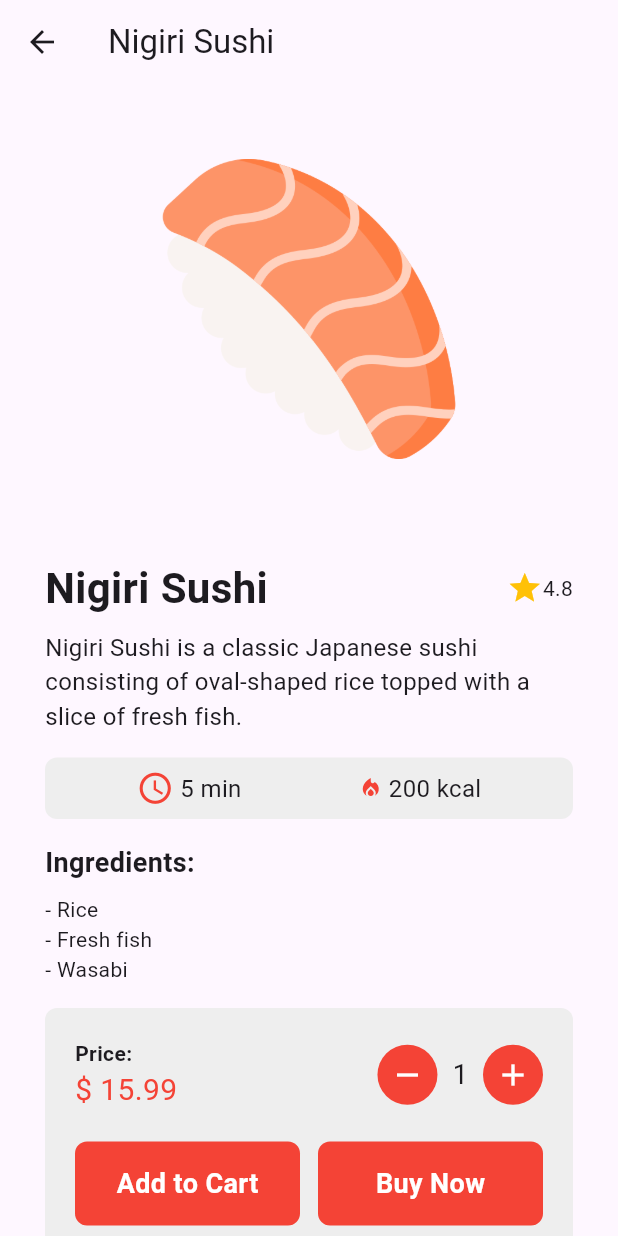
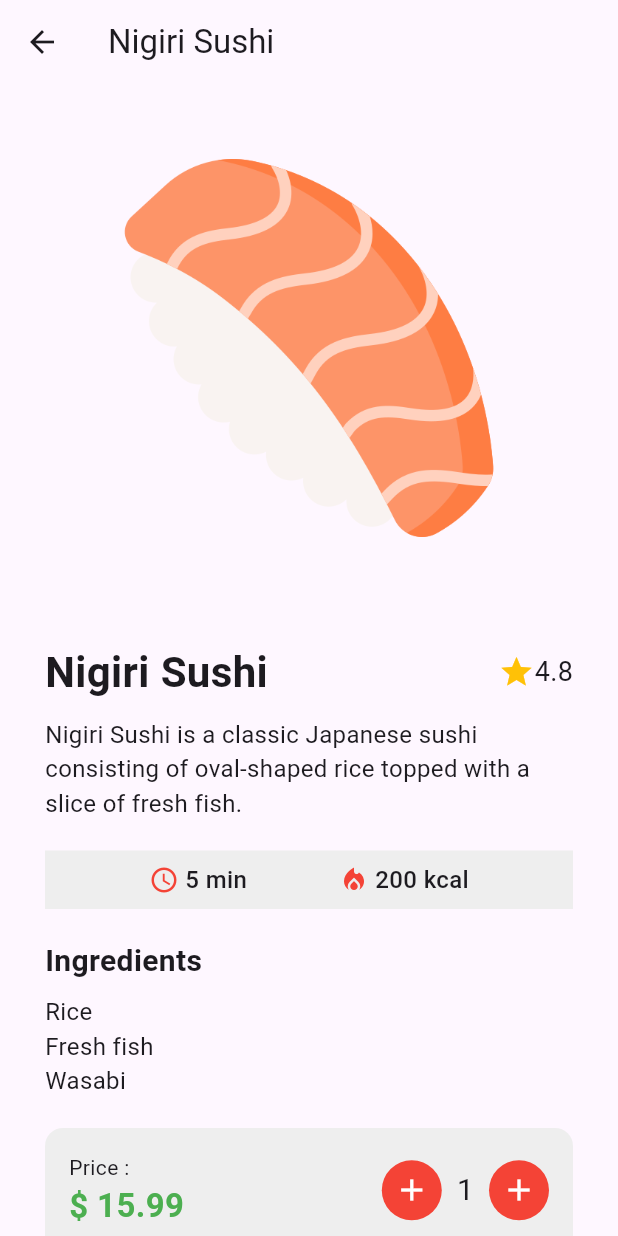
Before and after one commit to abimanyupewe/sushi_app, a Flutter app: the screen it shows after launch, after a tap on "Nigiri Sushi", on a phone screen of 412 x 824 dp. Run offline on Flutter 3.47's test engine with Material 3 defaults, Android fonts, the phone set to English and light mode, and no system bars; our stand-ins replace get, google_fonts, iconsax, introduction_screen.

Commit message:
update detail page dan search

```diff
--- a/lib/components/card_populer.dart
+++ b/lib/components/card_populer.dart
@@ -9,7 +9,9 @@ class CardPopuler extends StatelessWidget {
   void toDetailPage(BuildContext context, String id) {
     Navigator.push(
       context,
-      MaterialPageRoute(builder: (context) => DetailPage(id: id)),
+      MaterialPageRoute(
+        builder: (context) => DetailPage(id: id),
+      ),
     );
   }
 
--- a/lib/components/card_recom.dart
+++ b/lib/components/card_recom.dart
@@ -1,13 +1,23 @@
 import 'package:flutter/material.dart';
 import 'package:google_fonts/google_fonts.dart';
+import 'package:sushi_app/pages/detailPage.dart';
 
 class CardRecom extends StatelessWidget {
   final Map<String, dynamic> sushi;
   const CardRecom({Key? key, required this.sushi}) : super(key: key);
 
+  void toDetailPage(BuildContext context, String id) {
+    Navigator.push(
+      context,
+      MaterialPageRoute(builder: (context) => DetailPage(id: id)),
+    );
+  }
+
   @override
   Widget build(BuildContext context) {
-    return Container(
+    return GestureDetector(
+      onTap: () => toDetailPage(context, sushi['id']),
+      child: Container(
         height: 130,
         decoration: BoxDecoration(
           color: Colors.grey.shade200,
@@ -49,6 +59,7 @@ class CardRecom extends StatelessWidget {
             Icon(Icons.favorite_border_outlined, size: 30, color: Colors.grey),
           ],
         ),
+      ),
     );
   }
 }
--- a/lib/pages/detailPage.dart
+++ b/lib/pages/detailPage.dart
@@ -14,24 +14,26 @@ class DetailPage extends StatelessWidget {
 
     if (sushi == null) {
       return Scaffold(
-        appBar: AppBar(title: Text('Detail Sushi')),
-        body: Center(child: Text('Data sushi tidak ditemukan')),
+        appBar: AppBar(title: Text('Detail')),
+        body: Center(child: Text('Sushi not found')),
       );
     }
 
     return Scaffold(
-      appBar: AppBar(title: Text(sushi['name'])),
+      appBar: AppBar(title: Text(sushi != null ? sushi['name'] : 'Detail')),
       body: Padding(
-        padding: const EdgeInsets.only(right: 30, left: 30),
+        padding: const EdgeInsets.only(left: 30, right: 30),
         child: SingleChildScrollView(
           child: Column(
             crossAxisAlignment: CrossAxisAlignment.start,
             children: [
-              Center(child: Padding(
-                padding: const EdgeInsets.all(50),
-                child: Image.asset(sushi['image'], width: 200),
-              )),
-              SizedBox(height: 16),
+              Center(
+                child: Padding(
+                  padding: const EdgeInsets.all(50),
+                  child: Image.asset(sushi['image'], width: 300),
+                ),
+              ),
+              SizedBox(height: 20),
               Row(
                 mainAxisAlignment: MainAxisAlignment.spaceBetween,
                 children: [
@@ -41,83 +43,84 @@ class DetailPage extends StatelessWidget {
                   ),
                   Row(
                     children: [
-                      Icon(Icons.star, color: Colors.amber),
-                      Text(sushi['rating'].toString()),
+                      Icon(Icons.star, color: Colors.amber, size: 24),
+                      Text(
+                        sushi['rating'].toString(),
+                        style: TextStyle(fontSize: 18),
+                      ),
                     ],
                   ),
                 ],
               ),
-              SizedBox(height: 8),
+              SizedBox(height: 10),
               if (sushi['description'] != null)
                 Text(sushi['description'], style: TextStyle(fontSize: 16)),
-              SizedBox(height: 16),
+              SizedBox(height: 20),
               Container(
                 padding: EdgeInsets.all(8),
-                decoration: BoxDecoration(
-                  color: Colors.grey.shade200,
-                  borderRadius: BorderRadius.circular(8),
-                ),
+                color: Colors.grey.shade200,
                 child: Row(
                   mainAxisAlignment: MainAxisAlignment.spaceEvenly,
                   children: [
-                    if (sushi['servingTime'] != null) ...[
+                    if (sushi['servingTime'] != null)
                       Row(
                         children: [
-                          Icon(Icons.access_time, size: 25, color: Colors.red),
+                          Icon(Icons.access_time, size: 20, color: Colors.red),
                           SizedBox(width: 4),
                           Text(
-                            sushi['servingTime'],
-                            style: TextStyle(fontSize: 16),
+                            '${sushi['servingTime']}',
+                            style: TextStyle(
+                              fontSize: 16,
+                              fontWeight: FontWeight.w500,
+                            ),
                           ),
                         ],
                       ),
-                    ],
-                    if (sushi['calories'] != null) ...[
+                    if (sushi['calories'] != null)
                       Row(
                         children: [
-                          SizedBox(width: 25),
                           Icon(
                             Icons.local_fire_department,
-                            size: 16,
+                            size: 20,
                             color: Colors.red,
                           ),
                           SizedBox(width: 4),
                           Text(
                             '${sushi['calories']} kcal',
-                            style: TextStyle(fontSize: 16),
+                            style: TextStyle(
+                              fontSize: 16,
+                              fontWeight: FontWeight.w500,
+                            ),
                           ),
                         ],
                       ),
-                    ],
                   ],
                 ),
               ),
-              SizedBox(height: 16),
-              if (sushi['ingredients'] != null)
+              SizedBox(height: 20),
+              if (sushi['ingredients'] != null && sushi['ingredients'] is List)
                 Column(
                   crossAxisAlignment: CrossAxisAlignment.start,
                   children: [
                     Text(
-                      'Ingredients:',
+                      'Ingredients',
                       style: TextStyle(
+                        fontSize: 20,
                         fontWeight: FontWeight.bold,
-                        fontSize: 18,
                       ),
                     ),
                     SizedBox(height: 8),
-                    ...List<Widget>.from(
-                      (sushi['ingredients'] as List).map(
-                        (ingredient) => Text('- $ingredient'),
-                      ),
-                    ),
+                    ...sushi['ingredients'].map<Widget>((ingredient) {
+                      return Text(ingredient, style: TextStyle(fontSize: 16));
+                    }).toList(),
                   ],
                 ),
-              SizedBox(height: 16),
+              SizedBox(height: 20),
               Container(
-                padding: EdgeInsets.all(20),
+                padding: EdgeInsets.all(16),
                 decoration: BoxDecoration(
                   color: Colors.grey.shade200,
-                  borderRadius: BorderRadius.circular(8),
+                  borderRadius: BorderRadius.circular(12),
                 ),
                 child: Column(
                   children: [
@@ -127,13 +130,14 @@ class DetailPage extends StatelessWidget {
                         Column(
                           crossAxisAlignment: CrossAxisAlignment.start,
                           children: [
-                            Text(
-                              'Price:',
-                              style: TextStyle(fontWeight: FontWeight.bold),
-                            ),
+                            Text('Price :'),
                             Text(
                               '\$ ${(sushi['price'] ?? 0).toStringAsFixed(2)}',
-                              style: TextStyle(fontSize: 20, color: Colors.red),
+                              style: TextStyle(
+                                fontSize: 22,
+                                color: Colors.green,
+                                fontWeight: FontWeight.bold,
+                              ),
                             ),
                           ],
                         ),
@@ -141,10 +145,10 @@ class DetailPage extends StatelessWidget {
                           children: [
                             CircleAvatar(
                               backgroundColor: Colors.red,
-                              child: Icon(Icons.remove, color: Colors.white),
+                              child: Icon(Icons.add, color: Colors.white),
                             ),
                             SizedBox(width: 10),
-                            Text('1', style: TextStyle(fontSize: 18)),
+                            Text("1", style: TextStyle(fontSize: 20)),
                             SizedBox(width: 10),
                             CircleAvatar(
                               backgroundColor: Colors.red,
@@ -154,24 +158,24 @@ class DetailPage extends StatelessWidget {
                         ),
                       ],
                     ),
+                    SizedBox(height: 14),
                     Row(
                       mainAxisAlignment: MainAxisAlignment.spaceBetween,
                       children: [
                         GestureDetector(
                           onTap: () {
-                            // Handle add to cart action
+                            // Handle order action
                           },
                           child: Container(
                             width: 150,
-                            padding: EdgeInsets.symmetric(vertical: 15),
-                            margin: EdgeInsets.only(top: 20),
+                            padding: EdgeInsets.all(12),
                             decoration: BoxDecoration(
                               color: Colors.red,
                               borderRadius: BorderRadius.circular(8),
                             ),
                             child: Center(
                               child: Text(
-                                'Add to Cart',
+                                'Add Cart',
                                 style: TextStyle(
                                   color: Colors.white,
                                   fontSize: 18,
@@ -183,12 +187,11 @@ class DetailPage extends StatelessWidget {
                         ),
                         GestureDetector(
                           onTap: () {
-                            // Handle add to cart action
+                            // Handle order action
                           },
                           child: Container(
-                            width: 150,
-                            padding: EdgeInsets.symmetric(vertical: 15),
-                            margin: EdgeInsets.only(top: 20),
+                            width: 155,
+                            padding: EdgeInsets.all(12),
                             decoration: BoxDecoration(
                               color: Colors.red,
                               borderRadius: BorderRadius.circular(8),
--- a/lib/pages/home/home.dart
+++ b/lib/pages/home/home.dart
@@ -5,12 +5,33 @@ import 'package:sushi_app/data/sushi_data.dart';
 import 'package:sushi_app/utils/constant/colors.dart';
 import 'package:sushi_app/utils/constant/image_string.dart';
 import 'package:google_fonts/google_fonts.dart';
+import 'package:sushi_app/pages/detailPage.dart';
 
-class HomePage extends StatelessWidget {
+class HomePage extends StatefulWidget {
+  @override
+  State<HomePage> createState() => _HomePageState();
+}
+
+class _HomePageState extends State<HomePage> {
   final DataSushi dataSushi = DataSushi();
+  String searchText = '';
 
   @override
   Widget build(BuildContext context) {
+    final filteredPopuler = dataSushi.sushiPopuler
+        .where(
+          (sushi) => sushi['name'].toString().toLowerCase().contains(
+            searchText.toLowerCase(),
+          ),
+        )
+        .toList();
+    final filteredRekomendasi = dataSushi.sushiRekomendasi
+        .where(
+          (sushi) => sushi['name'].toString().toLowerCase().contains(
+            searchText.toLowerCase(),
+          ),
+        )
+        .toList();
     return Scaffold(
       appBar: AppBar(
         actions: [
@@ -58,6 +79,15 @@ class HomePage extends StatelessWidget {
                         ),
                         SizedBox(height: 20),
                         GestureDetector(
+                          onTap: () {
+                            Navigator.push(
+                              context,
+                              MaterialPageRoute(
+                                builder: (context) =>
+                                    DetailPage(id: '64f8a1c1e1a1a1a1a1a1b1a7'),
+                              ),
+                            );
+                          },
                           child: Container(
                             width: 150,
                             height: 50,
@@ -120,6 +150,11 @@ class HomePage extends StatelessWidget {
                     ),
                     hintText: 'Search a sushi',
                   ),
+                  onChanged: (value) {
+                    setState(() {
+                      searchText = value;
+                    });
+                  },
                 ),
               ),
             ),
@@ -148,11 +183,9 @@ class HomePage extends StatelessWidget {
                     height: 260,
                     child: ListView.builder(
                       scrollDirection: Axis.horizontal,
-                      itemCount: dataSushi.sushiPopuler.length,
+                      itemCount: filteredPopuler.length,
                       itemBuilder: (context, index) {
-                        return CardPopuler(
-                          sushi: dataSushi.sushiPopuler[index],
-                        );
+                        return CardPopuler(sushi: filteredPopuler[index]);
                       },
                     ),
                   ),
@@ -178,9 +211,9 @@ class HomePage extends StatelessWidget {
             delegate: SliverChildBuilderDelegate((context, index) {
               return Container(
                 margin: EdgeInsets.symmetric(horizontal: 25, vertical: 10),
-                child: CardRecom(sushi: dataSushi.sushiRekomendasi[index]),
+                child: CardRecom(sushi: filteredRekomendasi[index]),
               );
-            }, childCount: dataSushi.sushiRekomendasi.length),
+            }, childCount: filteredRekomendasi.length),
           ),
         ],
       ),
```
Lines whose indentation alone changed are shown as unchanged.
